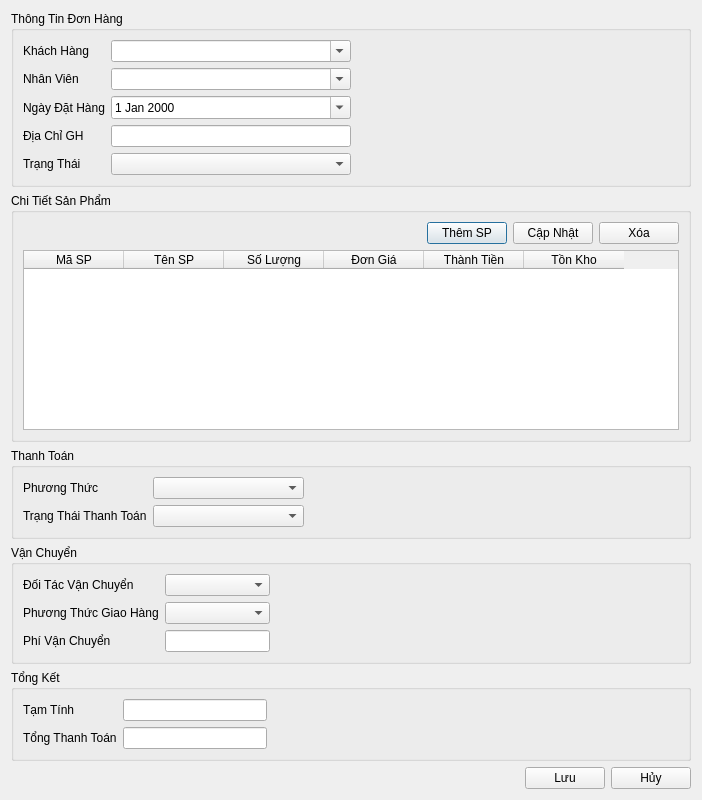
Qt form ui/order_detail.ui (thinh-doan/sales-and-warehouse-management-system) before a commit.
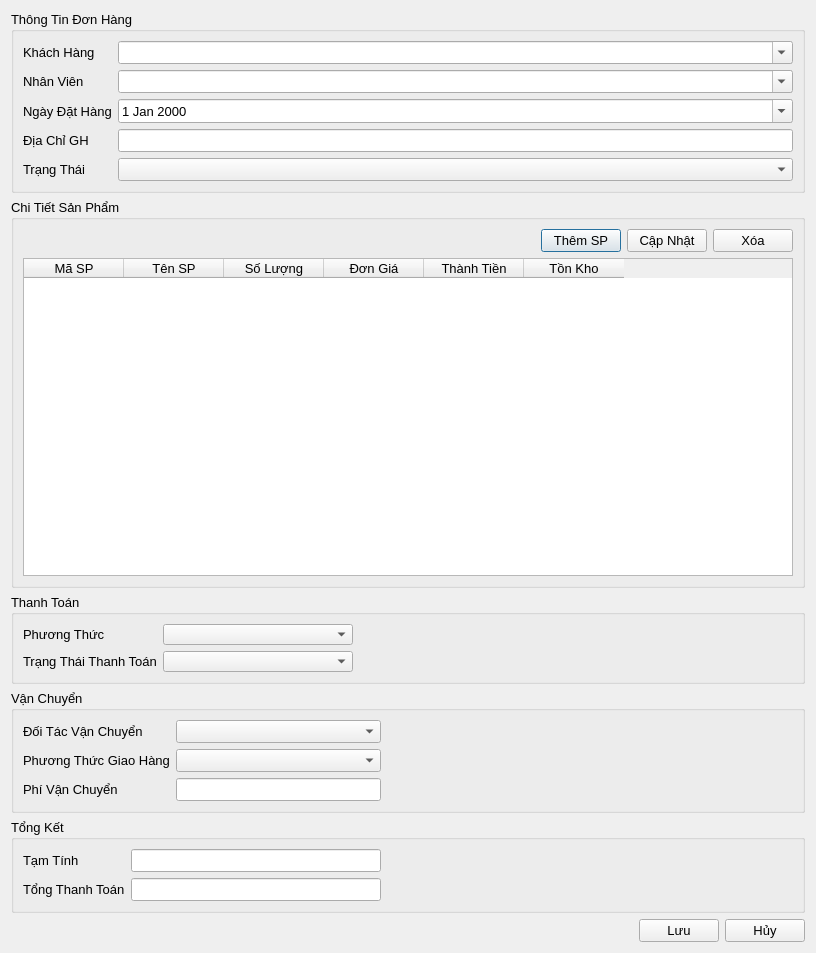
The same form after that commit. Icons and pictures are not drawn.

What changed in the file:
```diff
--- a/ui/order_detail.ui
+++ b/ui/order_detail.ui
@@ -6,29 +6,31 @@
    <rect>
     <x>0</x>
     <y>0</y>
-    <width>702</width>
-    <height>800</height>
+    <width>816</width>
+    <height>953</height>
    </rect>
   </property>
+  <property name="font">
+   <font>
+    <pointsize>10</pointsize>
+   </font>
+  </property>
   <property name="windowTitle">
    <string>Thông Tin Đơn Hàng</string>
   </property>
   <layout class="QVBoxLayout">
    <item>
     <widget class="QGroupBox" name="nhomDonHangThongTin">
+     <property name="minimumSize">
+      <size>
+       <width>0</width>
+       <height>180</height>
+      </size>
+     </property>
      <property name="title">
       <string>Thông Tin Đơn Hàng</string>
      </property>
-     <layout class="QHBoxLayout" name="horizontalLayout" stretch="2,2">
-      <item>
-       <layout class="QFormLayout" name="formLayout">
-        <item row="0" column="0">
-         <widget class="QLabel" name="lblCustomer">
-          <property name="text">
-           <string>Khách Hàng</string>
-          </property>
-         </widget>
-        </item>
+     <layout class="QGridLayout" name="gridLayout">
         <item row="0" column="1">
          <widget class="QComboBox" name="cboKhachHang">
           <property name="editable">
@@ -36,27 +38,6 @@
           </property>
          </widget>
         </item>
-        <item row="1" column="0">
-         <widget class="QLabel" name="lblEmployee">
-          <property name="text">
-           <string>Nhân Viên</string>
-          </property>
-         </widget>
-        </item>
-        <item row="1" column="1">
-         <widget class="QComboBox" name="cboNhanVien">
-          <property name="editable">
-           <bool>true</bool>
-          </property>
-         </widget>
-        </item>
-        <item row="2" column="0">
-         <widget class="QLabel" name="lblOrderDate">
-          <property name="text">
-           <string>Ngày Đặt Hàng</string>
-          </property>
-         </widget>
-        </item>
         <item row="2" column="1">
          <widget class="QDateEdit" name="txtNgayDatHang">
           <property name="calendarPopup">
@@ -64,16 +45,6 @@
           </property>
          </widget>
         </item>
-        <item row="4" column="0">
-         <widget class="QLabel" name="lblStatus">
-          <property name="text">
-           <string>Trạng Thái</string>
-          </property>
-         </widget>
-        </item>
-        <item row="4" column="1">
-         <widget class="QComboBox" name="cboTrangThai"/>
-        </item>
         <item row="3" column="0">
          <widget class="QLabel" name="label">
           <property name="text">
@@ -81,23 +52,46 @@
           </property>
          </widget>
         </item>
+      <item row="4" column="0">
+       <widget class="QLabel" name="lblStatus">
+        <property name="text">
+         <string>Trạng Thái</string>
+        </property>
+       </widget>
+      </item>
+      <item row="1" column="1">
+       <widget class="QComboBox" name="cboNhanVien">
+        <property name="editable">
+         <bool>true</bool>
+        </property>
+       </widget>
+      </item>
+      <item row="2" column="0">
+       <widget class="QLabel" name="lblOrderDate">
+        <property name="text">
+         <string>Ngày Đặt Hàng</string>
+        </property>
+       </widget>
+      </item>
+      <item row="0" column="0">
+       <widget class="QLabel" name="lblCustomer">
+        <property name="text">
+         <string>Khách Hàng</string>
+        </property>
+       </widget>
+      </item>
+      <item row="1" column="0">
+       <widget class="QLabel" name="lblEmployee">
+        <property name="text">
+         <string>Nhân Viên</string>
+        </property>
+       </widget>
+      </item>
         <item row="3" column="1">
          <widget class="QLineEdit" name="txtDiaChiGH"/>
         </item>
-       </layout>
-      </item>
-      <item>
-       <spacer name="horizontalSpacer_6">
-        <property name="orientation">
-         <enum>Qt::Horizontal</enum>
-        </property>
-        <property name="sizeHint" stdset="0">
-         <size>
-          <width>412</width>
-          <height>20</height>
-         </size>
-        </property>
-       </spacer>
+      <item row="4" column="1">
+       <widget class="QComboBox" name="cboTrangThai"/>
       </item>
      </layout>
     </widget>
@@ -185,6 +179,12 @@
    </item>
    <item>
     <widget class="QGroupBox" name="nhomThanhToan">
+     <property name="maximumSize">
+      <size>
+       <width>16777215</width>
+       <height>90</height>
+      </size>
+     </property>
      <property name="title">
       <string>Thanh Toán</string>
      </property>
@@ -231,6 +231,12 @@
    </item>
    <item>
     <widget class="QGroupBox" name="nhomVanChuyen">
+     <property name="maximumSize">
+      <size>
+       <width>16777215</width>
+       <height>130</height>
+      </size>
+     </property>
      <property name="title">
       <string>Vận Chuyển</string>
      </property>
```
Left out of the diff: 6 changed lines with no effect on the pictures. Lines whose indentation alone changed are shown as unchanged.
